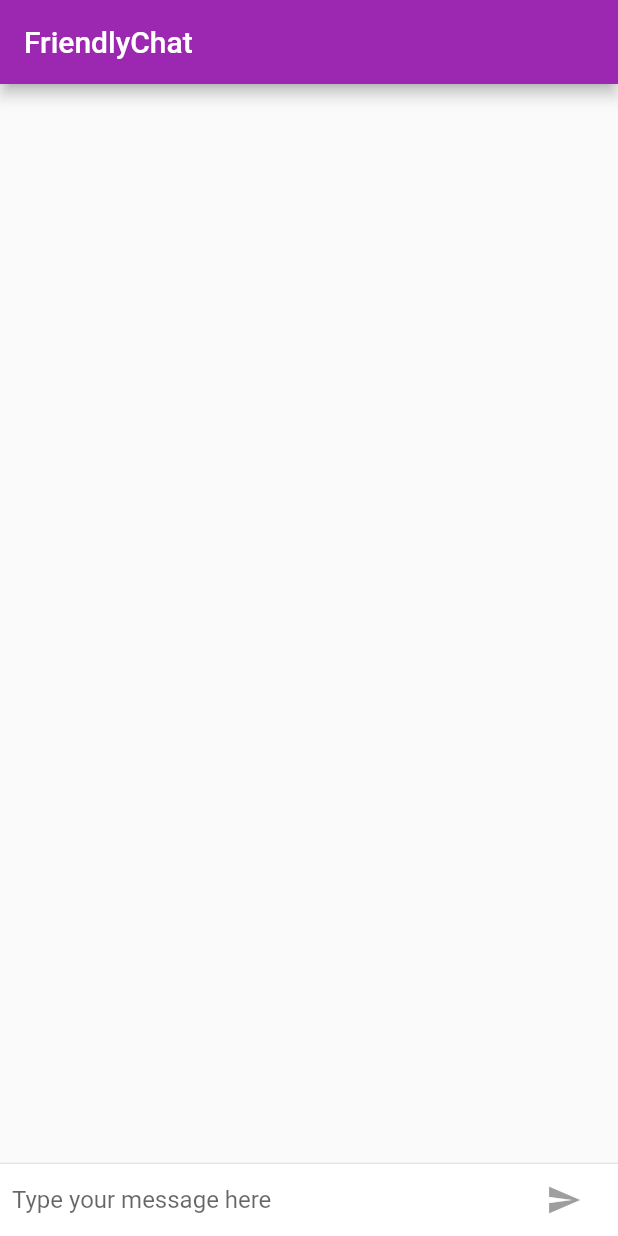
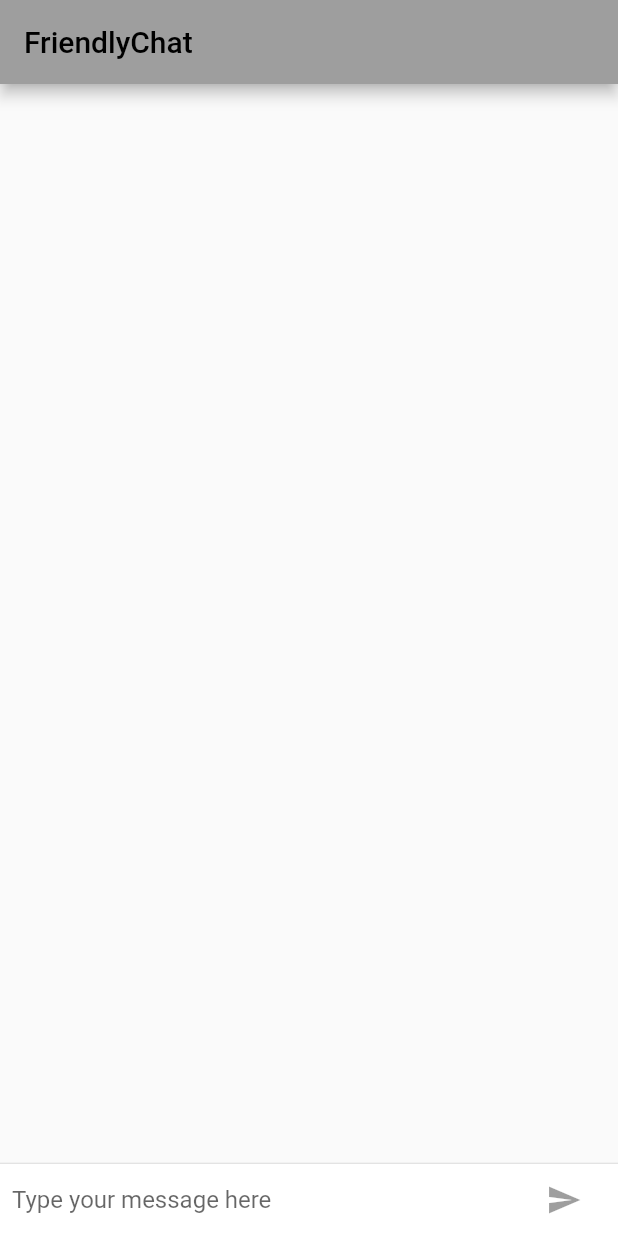
Before and after one commit to Nuri801/Friendly-Chat-App, a Flutter app: the screen it shows after launch, on a phone screen of 412 x 824 dp. Run offline on Flutter 3.47's test engine with Material 2 defaults, Android fonts, the phone set to English and light mode, and no system bars.

Commit message:
Friendly Chat App

```diff
--- a/lib/main.dart
+++ b/lib/main.dart
@@ -9,12 +9,12 @@ void main() {
 }
 
 final ThemeData kIOSTheme = ThemeData(
-  primarySwatch: Colors.red,
+  primarySwatch: Colors.orange,
   primaryColor: Colors.grey[100],
 );
 
 final ThemeData kDefaultTheme = ThemeData(
-  colorScheme: ColorScheme.fromSwatch(primarySwatch: Colors.purple)
+  colorScheme: ColorScheme.fromSwatch(primarySwatch: Colors.grey)
       .copyWith(secondary: Colors.orangeAccent[400]),
 );
 
```
